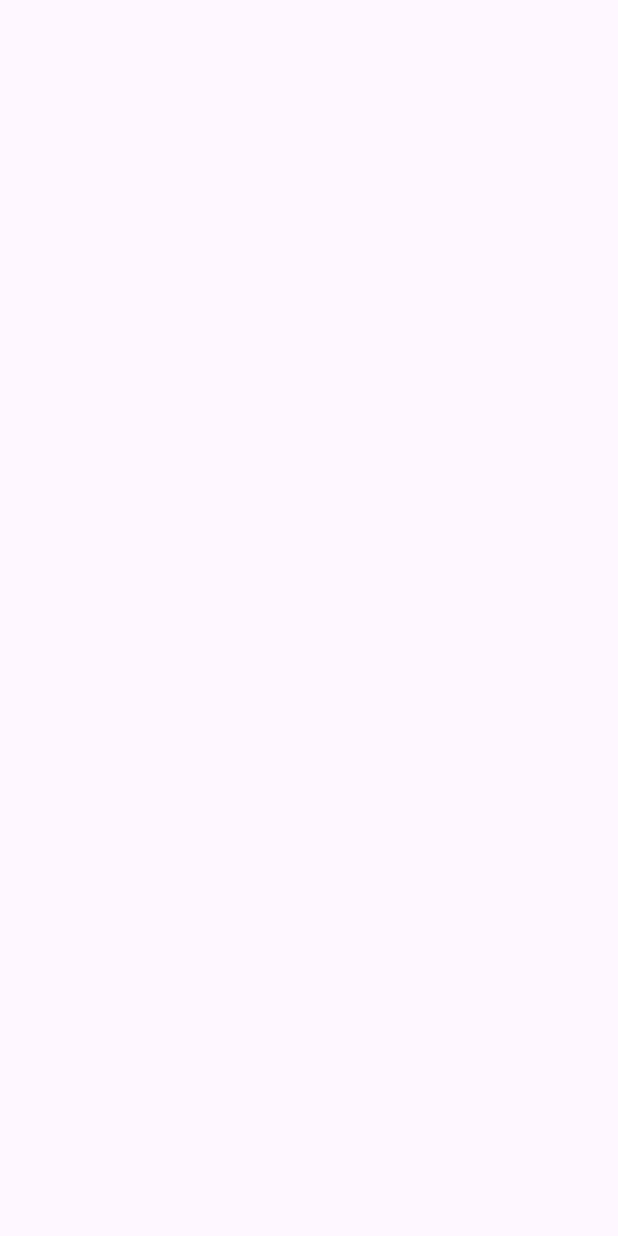
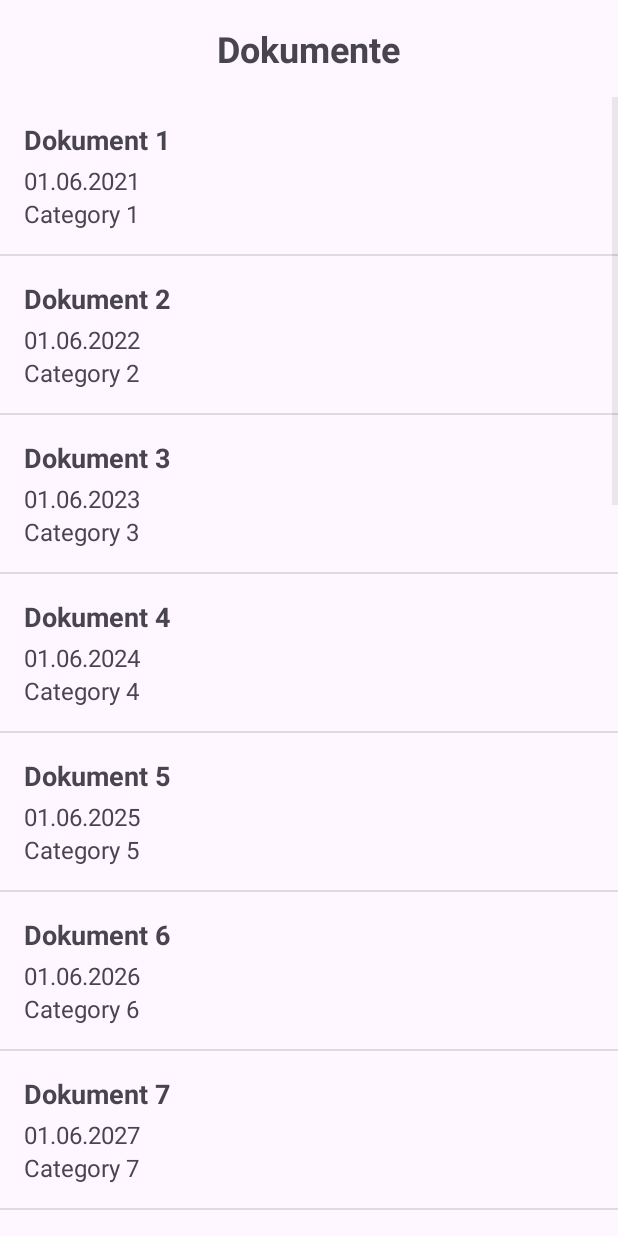
Before and after one commit to ungolas/HCI_G411, an Android app: the DokActivity screen opened directly, with no data from a screen before it, on a phone screen of 412 x 824 dp. Before the commit the screen is empty. Run offline under Robolectric (Android 15) with nearby library versions, the phone set to English and light mode, and no system bars.

Commit message:
Added Chat and Doc Activities

```diff
--- a/app/src/main/AndroidManifest.xml
+++ b/app/src/main/AndroidManifest.xml
@@ -12,6 +12,9 @@
         android:supportsRtl="true"
         android:theme="@style/Theme.M3"
         tools:targetApi="31">
+        <activity
+            android:name=".DokDetailActivity"
+            android:exported="false" />
         <activity
             android:name=".ChatActivity"
             android:exported="false" />
--- a/app/src/main/java/com/example/m3/DokActivity.java
+++ b/app/src/main/java/com/example/m3/DokActivity.java
@@ -1,24 +1,58 @@
 package com.example.m3;
 
+import android.content.DialogInterface;
+import android.content.Intent;
+import android.content.res.AssetFileDescriptor;
+import android.net.Uri;
 import android.os.Bundle;
+import android.view.View;
+import android.widget.AdapterView;
+import android.widget.ListView;
+import androidx.appcompat.app.AlertDialog;
+import androidx.appcompat.app.AppCompatActivity;
 
-import androidx.activity.EdgeToEdge;
-import androidx.appcompat.app.AppCompatActivity;
-import androidx.core.graphics.Insets;
-import androidx.core.view.ViewCompat;
-import androidx.core.view.WindowInsetsCompat;
+import java.io.File;
+import java.io.FileInputStream;
+import java.io.FileOutputStream;
+import java.io.IOException;
+import java.util.ArrayList;
+import java.util.List;
 
 public class DokActivity extends AppCompatActivity {
+
+    private ListView dokumentListView;
+    private DokAdapter adapter;
+    private List<Dokument> dokumentList;
 
     @Override
     protected void onCreate(Bundle savedInstanceState) {
         super.onCreate(savedInstanceState);
-        EdgeToEdge.enable(this);
         setContentView(R.layout.activity_dok);
-        ViewCompat.setOnApplyWindowInsetsListener(findViewById(R.id.main), (v, insets) -> {
-            Insets systemBars = insets.getInsets(WindowInsetsCompat.Type.systemBars());
-            v.setPadding(systemBars.left, systemBars.top, systemBars.right, systemBars.bottom);
-            return insets;
+
+        dokumentListView = findViewById(R.id.dok_list_view);
+        dokumentList = new ArrayList<>();
+
+        // 10 dummies
+        for (int i = 1; i <= 20; i++) {
+            dokumentList.add(new Dokument("Dokument " + i, "Link " + i, "01.06.202" + i, "Category " + i));
+        }
+
+        adapter = new DokAdapter(this, dokumentList);
+        dokumentListView.setAdapter(adapter);
+
+        dokumentListView.setOnItemClickListener(new AdapterView.OnItemClickListener() {
+            @Override
+            public void onItemClick(AdapterView<?> parent, View view, int position, long id) {
+                openDokDetail(view);
+            }
         });
+
     }
+
+
+    public void openDokDetail(View view) {
+        Intent intent = new Intent(this, DokDetailActivity.class);
+        startActivity(intent);
+    }
+
 }
--- /dev/null
+++ b/app/src/main/java/com/example/m3/DokAdapter.java
@@ -0,0 +1,54 @@
+package com.example.m3;
+
+import android.content.Context;
+import android.view.LayoutInflater;
+import android.view.View;
+import android.view.ViewGroup;
+import android.widget.BaseAdapter;
+import android.widget.TextView;
+import java.util.List;
+
+public class DokAdapter extends BaseAdapter {
+
+    private Context context;
+    private List<Dokument> dokList;
+
+    public DokAdapter(Context context, List<Dokument> dokList) {
+        this.context = context;
+        this.dokList = dokList;
+    }
+
+    @Override
+    public int getCount() {
+        return dokList.size();
+    }
+
+    @Override
+    public Object getItem(int position) {
+        return dokList.get(position);
+    }
+
+    @Override
+    public long getItemId(int position) {
+        return position;
+    }
+
+    @Override
+    public View getView(int position, View convertView, ViewGroup parent) {
+        if (convertView == null) {
+            convertView = LayoutInflater.from(context).inflate(R.layout.layout_dokliste, parent, false);
+        }
+
+        Dokument dokument = dokList.get(position);
+
+        TextView dokNameTextView = convertView.findViewById(R.id.dok_name);
+        TextView dokDatumTextView = convertView.findViewById(R.id.dok_datum);
+        TextView dokKategorieTextView = convertView.findViewById(R.id.dok_kategorie);
+
+        dokNameTextView.setText(dokument.getDokName());
+        dokDatumTextView.setText(dokument.getDate());
+        dokKategorieTextView.setText(dokument.getCategory());
+
+        return convertView;
+    }
+}
--- /dev/null
+++ b/app/src/main/java/com/example/m3/Dokument.java
@@ -0,0 +1,48 @@
+package com.example.m3;
+
+public class Dokument {
+
+    private String dokName;
+    private String dokLink;
+    private String date;
+    private String category;
+
+    public Dokument(String dokName, String dokLink, String date, String category) {
+        this.dokName = dokName;
+        this.dokLink = dokLink;
+        this.date = date;
+        this.category = category;
+    }
+
+    public String getDokName() {
+        return dokName;
+    }
+
+    public void setDokName(String dokName) {
+        this.dokName = dokName;
+    }
+
+    public String getDokLink() {
+        return dokLink;
+    }
+
+    public void setDokLink(String dokLink) {
+        this.dokLink = dokLink;
+    }
+
+    public String getDate() {
+        return date;
+    }
+
+    public void setDate(String date) {
+        this.date = date;
+    }
+
+    public String getCategory() {
+        return category;
+    }
+
+    public void setCategory(String category) {
+        this.category = category;
+    }
+}
--- a/app/src/main/res/layout/activity_dok.xml
+++ b/app/src/main/res/layout/activity_dok.xml
@@ -1,10 +1,23 @@
 <?xml version="1.0" encoding="utf-8"?>
-<androidx.constraintlayout.widget.ConstraintLayout xmlns:android="http://schemas.android.com/apk/res/android"
-    xmlns:app="http://schemas.android.com/apk/res-auto"
+<RelativeLayout xmlns:android="http://schemas.android.com/apk/res/android"
     xmlns:tools="http://schemas.android.com/tools"
-    android:id="@+id/main"
     android:layout_width="match_parent"
     android:layout_height="match_parent"
-    tools:context="com.example.m3.DokActivity">
+    tools:context=".TerminverwaltungActivity">
+    <TextView
+        android:id="@+id/dok_title"
+        android:layout_width="wrap_content"
+        android:layout_height="wrap_content"
+        android:text="@string/dokumente"
+        android:textSize="24sp"
+        android:textStyle="bold"
+        android:layout_centerHorizontal="true"
+        android:layout_marginTop="16dp"
+        android:layout_marginBottom="16dp"/>
 
-</androidx.constraintlayout.widget.ConstraintLayout>
+    <ListView
+        android:id="@+id/dok_list_view"
+        android:layout_width="match_parent"
+        android:layout_height="match_parent"
+        android:layout_below="@id/dok_title"/>
+</RelativeLayout>
--- a/app/src/main/res/layout/activity_terminverwaltung.xml
+++ b/app/src/main/res/layout/activity_terminverwaltung.xml
@@ -8,7 +8,7 @@
         android:id="@+id/title"
         android:layout_width="wrap_content"
         android:layout_height="wrap_content"
-        android:text="Termine"
+        android:text="@string/termine"
         android:textSize="24sp"
         android:textStyle="bold"
         android:layout_centerHorizontal="true"
--- /dev/null
+++ b/app/src/main/res/layout/layout_dokliste.xml
@@ -0,0 +1,30 @@
+<?xml version="1.0" encoding="utf-8"?>
+<LinearLayout xmlns:android="http://schemas.android.com/apk/res/android"
+    android:layout_width="match_parent"
+    android:layout_height="wrap_content"
+    android:orientation="vertical"
+    android:padding="16dp">
+
+    <TextView
+        android:id="@+id/dok_name"
+        android:layout_width="wrap_content"
+        android:layout_height="wrap_content"
+        android:text="@string/dok_name"
+        android:textSize="18sp"
+        android:textStyle="bold" />
+
+    <TextView
+        android:id="@+id/dok_datum"
+        android:layout_width="wrap_content"
+        android:layout_height="wrap_content"
+        android:text="@string/austellungsdatum"
+        android:textSize="16sp"
+        android:layout_marginTop="4dp" />
+
+    <TextView
+        android:id="@+id/dok_kategorie"
+        android:layout_width="wrap_content"
+        android:layout_height="wrap_content"
+        android:text="@string/kategorie"
+        android:textSize="16sp" />
+</LinearLayout>
--- a/app/src/main/res/values/strings.xml
+++ b/app/src/main/res/values/strings.xml
@@ -5,4 +5,7 @@
     <string name="startseite">Startseite</string>
     <string name="dokumente">Dokumente</string>
     <string name="chat">Chat</string>
+    <string name="dok_name">Dokumenten Name</string>
+    <string name="austellungsdatum">Austellungsdatum</string>
+    <string name="kategorie">Kategorie</string>
 </resources>
```
Also changed, not shown: app/src/main/java/com/example/m3/DokDetailActivity.java (added, +20 -0 lines), app/src/main/res/layout/activity_dok_detail.xml (added, +48 -0 lines).
